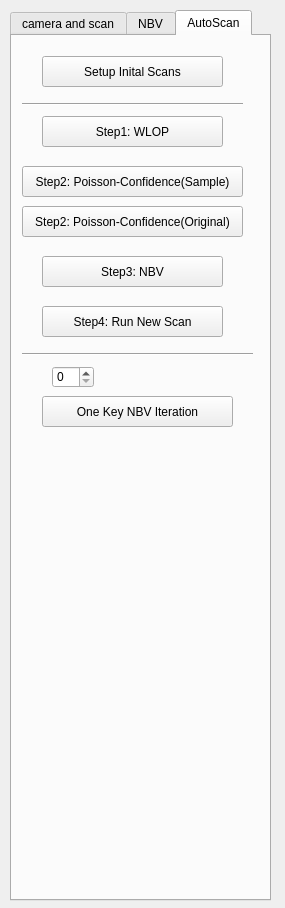
sunwaylive/quality-driven-poisson-guided-autoscanning, file Point Cloud/UI/camera_para.ui: the form before one commit.
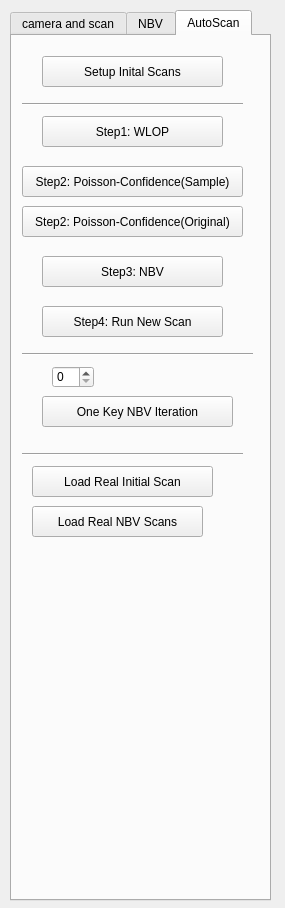
The form after the commit.

Commit message: * added load-real-scan and load-real-initial-scan

```diff
--- a/Point Cloud/UI/camera_para.ui
+++ b/Point Cloud/UI/camera_para.ui
@@ -963,6 +963,45 @@
       </rect>
      </property>
     </widget>
+    <widget class="Line" name="line_6">
+     <property name="geometry">
+      <rect>
+       <x>10</x>
+       <y>410</y>
+       <width>221</width>
+       <height>16</height>
+      </rect>
+     </property>
+     <property name="orientation">
+      <enum>Qt::Horizontal</enum>
+     </property>
+    </widget>
+    <widget class="QPushButton" name="pushButton_load_real_scan">
+     <property name="geometry">
+      <rect>
+       <x>20</x>
+       <y>470</y>
+       <width>171</width>
+       <height>31</height>
+      </rect>
+     </property>
+     <property name="text">
+      <string>Load Real NBV Scans</string>
+     </property>
+    </widget>
+    <widget class="QPushButton" name="pushButton_load_real_initial_scan">
+     <property name="geometry">
+      <rect>
+       <x>20</x>
+       <y>430</y>
+       <width>181</width>
+       <height>31</height>
+      </rect>
+     </property>
+     <property name="text">
+      <string>Load Real Initial Scan</string>
+     </property>
+    </widget>
    </widget>
   </widget>
  </widget>
```
Left out of the diff: 4 changed lines with no effect on the pictures. The commit also changes 5 other files.
